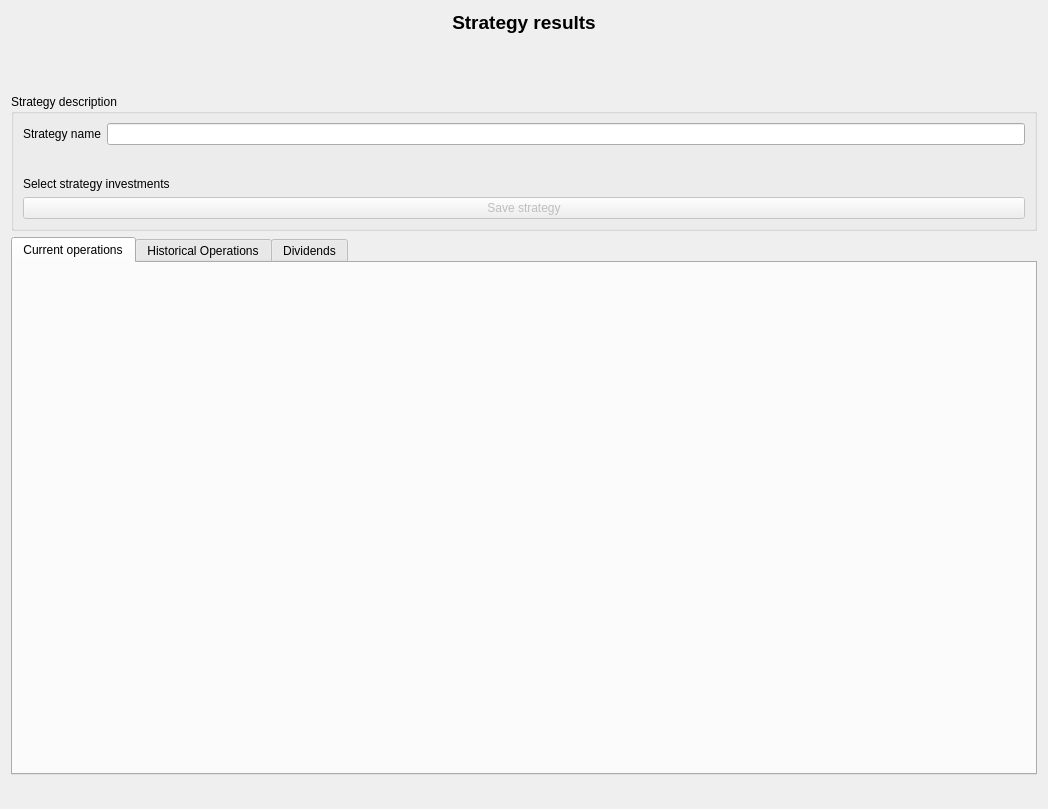
Qt form xulpymoney/ui/wdgStrategyResultsAdd.ui (turulomio/xulpymoney) before a commit.
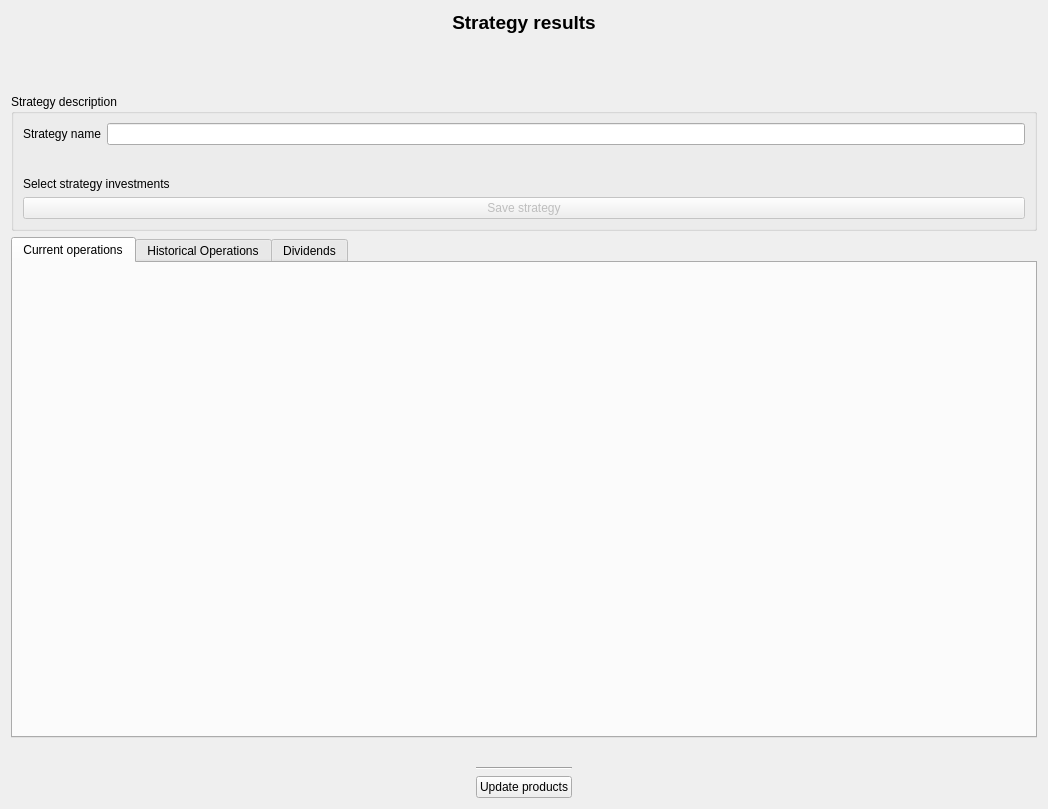
The same form after that commit. Icons and pictures are not drawn. Custom widgets are drawn as their Qt base class.

Commit message: Updated tp PyQt5-5.15. Now you can update products from wdgStrategyResultsAdd

```diff
--- a/xulpymoney/ui/wdgStrategyResultsAdd.ui
+++ b/xulpymoney/ui/wdgStrategyResultsAdd.ui
@@ -13,9 +13,9 @@
   <property name="windowTitle">
    <string>Form</string>
   </property>
-  <layout class="QHBoxLayout" name="horizontalLayout_9">
+  <layout class="QHBoxLayout" name="horizontalLayout_10">
    <item>
-    <layout class="QVBoxLayout" name="verticalLayout_2">
+    <layout class="QVBoxLayout" name="verticalLayout_3">
      <item>
       <widget class="QLabel" name="lblTitulo">
        <property name="font">
@@ -223,6 +223,23 @@
       </widget>
      </item>
      <item>
+      <layout class="QHBoxLayout" name="horizontalLayout_9">
+       <item>
+        <spacer name="horizontalSpacer_5">
+         <property name="orientation">
+          <enum>Qt::Horizontal</enum>
+         </property>
+         <property name="sizeHint" stdset="0">
+          <size>
+           <width>40</width>
+           <height>20</height>
+          </size>
+         </property>
+        </spacer>
+       </item>
+       <item>
+        <layout class="QVBoxLayout" name="verticalLayout_2">
+         <item>
       <widget class="QLabel" name="lblResults">
        <property name="font">
         <font>
@@ -235,6 +252,41 @@
         <set>Qt::AlignCenter</set>
        </property>
       </widget>
+         </item>
+         <item>
+          <widget class="Line" name="line">
+           <property name="orientation">
+            <enum>Qt::Horizontal</enum>
+           </property>
+          </widget>
+         </item>
+         <item>
+          <widget class="QPushButton" name="cmdProductsUpdate">
+           <property name="text">
+            <string>Update products</string>
+           </property>
+           <property name="icon">
+            <iconset resource="../images/xulpymoney.qrc">
+             <normaloff>:/xulpymoney/transfer.png</normaloff>:/xulpymoney/transfer.png</iconset>
+           </property>
+          </widget>
+         </item>
+        </layout>
+       </item>
+       <item>
+        <spacer name="horizontalSpacer_6">
+         <property name="orientation">
+          <enum>Qt::Horizontal</enum>
+         </property>
+         <property name="sizeHint" stdset="0">
+          <size>
+           <width>40</width>
+           <height>20</height>
+          </size>
+         </property>
+        </spacer>
+       </item>
+      </layout>
      </item>
     </layout>
    </item>
```
Lines whose indentation alone changed are shown as unchanged. The commit also changes 3 other files.
